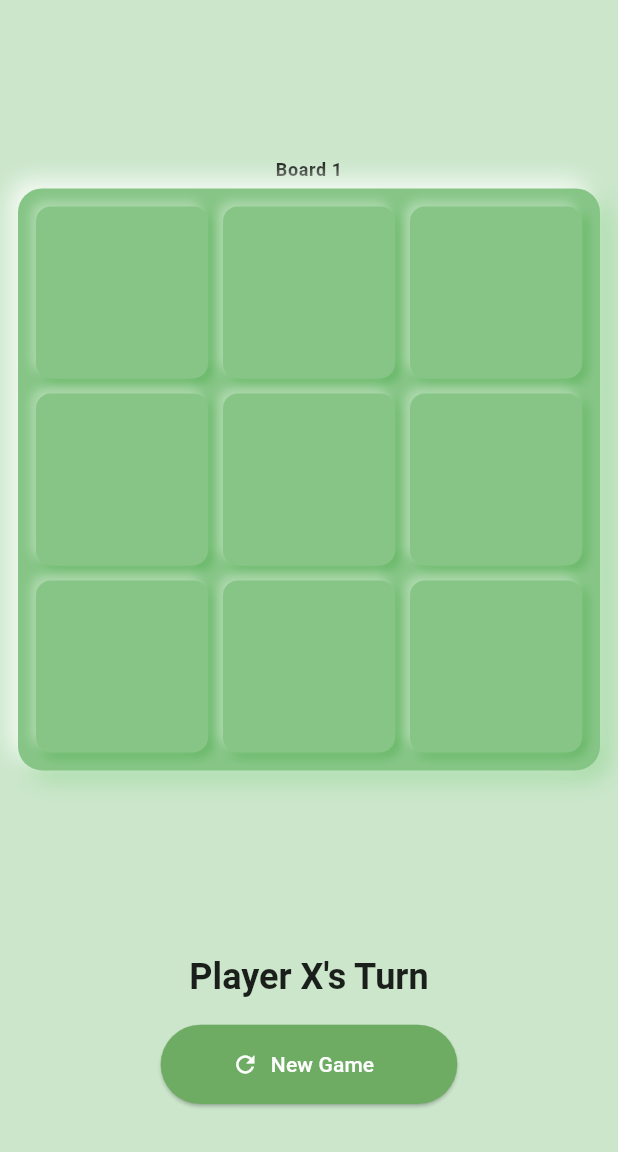
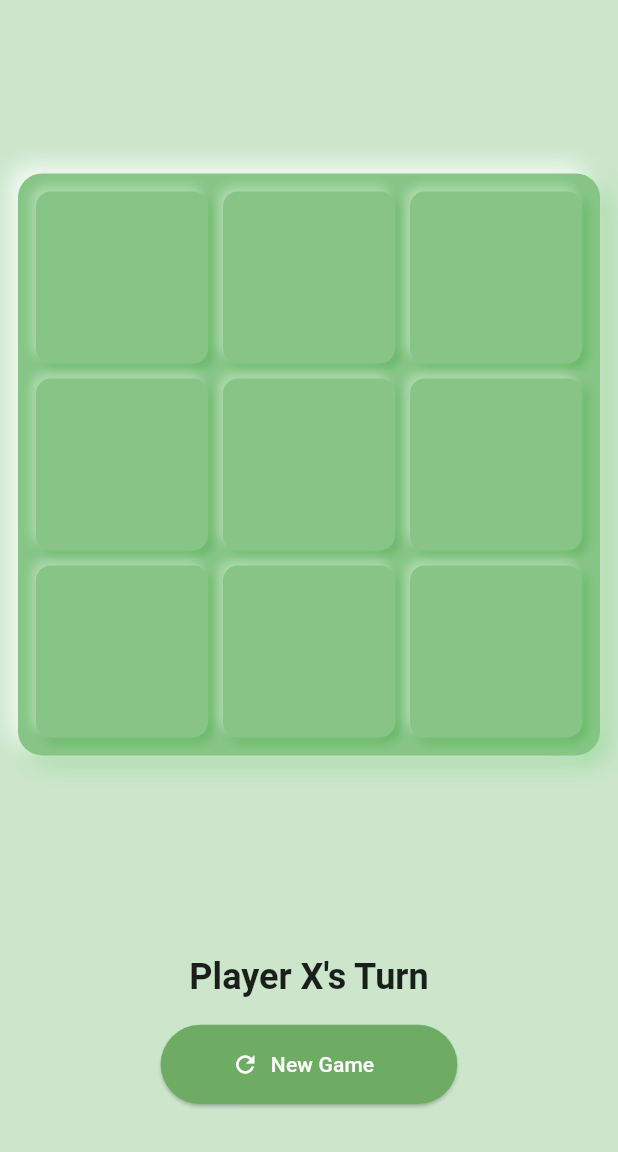
Before and after one commit to KMunyede/ultimate-tic-tac-toe, a Flutter app: the screen it shows after launch, on a phone screen of 412 x 824 dp, the part 84-1236 px from its top. Run offline on Flutter 3.47's test engine with Material 3 defaults, Android fonts, the phone set to English and light mode, and no system bars; our stand-ins replace audioplayers, cloud_functions, firebase_core, flutter_dotenv, sensors_plus, shared_preferences; missing offline and left inert: window_manager; accounts and stored records are empty; generated files the repository leaves out were written again.

Commit message:
- Vanilla 0.1.0.140226_1824 - Improved UI and Win effects

```diff
--- a/lib/widgets/board_widget.dart
+++ b/lib/widgets/board_widget.dart
@@ -18,6 +18,7 @@ class BoardWidget extends StatefulWidget {
 }
 
 class _BoardWidgetState extends State<BoardWidget> {
+  // We keep the variables to avoid breaking existing logic, but they won't affect the UI anymore
   double xRotation = 0;
   double yRotation = 0;
   StreamSubscription<AccelerometerEvent>? _subscription;
@@ -25,6 +26,7 @@ class _BoardWidgetState extends State<BoardWidget> {
   @override
   void initState() {
     super.initState();
+    // Accelerometer still runs, but we've removed the transform to avoid the 3D slant
     _subscription = accelerometerEventStream().listen((AccelerometerEvent event) {
       if (mounted) {
         setState(() {
@@ -51,12 +53,21 @@ class _BoardWidgetState extends State<BoardWidget> {
     final hsl = HSLColor.fromColor(themeBgColor);
     final boardColor = hsl.withLightness((hsl.lightness - 0.20).clamp(0.0, 1.0)).toColor();
 
-    return Transform(
-      transform: Matrix4.identity()
-        ..setEntry(3, 2, 0.001)
-        ..rotateX(xRotation)
-        ..rotateY(yRotation),
-      alignment: FractionalOffset.center,
+    return TweenAnimationBuilder<double>(
+      key: ValueKey(board.winner),
+      tween: Tween(begin: 0.0, end: 1.0),
+      duration: const Duration(milliseconds: 300),
+      curve: Curves.easeInOut,
+      builder: (context, value, child) {
+        final double shakeOffset = (board.winner != null && value < 1.0)
+            ? sin(value * pi * 2) * 12.0
+            : 0.0;
+
+        return Transform.translate(
+          offset: Offset(shakeOffset, 0),
+          child: child, // Removed the 3D Perspective Transform here
+        );
+      },
       child: Stack(
         children: [
           Container(
@@ -66,12 +77,12 @@ class _BoardWidgetState extends State<BoardWidget> {
               boxShadow: [
                 BoxShadow(
                   color: NeumorphicColors.getDarkShadow(themeBgColor),
-                  offset: Offset(6 + (yRotation * 10), 6 + (xRotation * 10)),
+                  offset: const Offset(6, 6), // Static shadows for a cleaner look
                   blurRadius: 12,
                 ),
                 BoxShadow(
                   color: NeumorphicColors.getLightShadow(themeBgColor),
-                  offset: Offset(-6 + (yRotation * 10), -6 + (xRotation * 10)),
+                  offset: const Offset(-6, -6),
                   blurRadius: 12,
                 ),
               ],
@@ -92,8 +103,6 @@ class _BoardWidgetState extends State<BoardWidget> {
                   onTap: () => controller.makeMove(widget.boardIndex, cellIndex),
                   player: cellValue,
                   baseColor: boardColor,
-                  xTilt: xRotation,
-                  yTilt: yRotation,
                 );
               },
             ),
@@ -204,16 +213,12 @@ class NeumorphicCell extends StatelessWidget {
   final VoidCallback onTap;
   final Player player;
   final Color baseColor;
-  final double xTilt;
-  final double yTilt;
 
   const NeumorphicCell({
     super.key,
     required this.onTap,
     required this.player,
     required this.baseColor,
-    required this.xTilt,
-    required this.yTilt,
   });
 
   @override
@@ -227,12 +232,12 @@ class NeumorphicCell extends StatelessWidget {
           boxShadow: [
             BoxShadow(
               color: NeumorphicColors.getDarkShadow(baseColor),
-              offset: Offset(3 + (yTilt * 20), 3 + (xTilt * 20)),
+              offset: const Offset(3, 3),
               blurRadius: 5,
             ),
             BoxShadow(
               color: NeumorphicColors.getLightShadow(baseColor),
-              offset: Offset(-3 + (yTilt * 20), -3 + (xTilt * 20)),
+              offset: const Offset(-3, -3),
               blurRadius: 5,
             ),
           ],
--- a/lib/widgets/game_board.dart
+++ b/lib/widgets/game_board.dart
@@ -17,15 +17,16 @@ class MultiBoardView extends StatelessWidget {
 
         if (count == 0) return const SizedBox.shrink();
 
-        return TweenAnimationBuilder<double>(
+        return Stack(
+          children: [
+            TweenAnimationBuilder<double>(
               key: ValueKey(controller.shakeCounter),
               tween: Tween(begin: 0.0, end: 1.0),
               duration: const Duration(milliseconds: 300),
               curve: Curves.easeInOut,
               builder: (context, value, child) {
-            // A single horizontal oscillation (0 -> 1 -> 0 -> -1 -> 0)
+                // Global horizontal jolt
                 final double shakeOffset = sin(value * pi * 2) * 12.0;
-
                 return Transform.translate(
                   offset: Offset(shakeOffset, 0),
                   child: child,
@@ -35,7 +36,7 @@ class MultiBoardView extends StatelessWidget {
                 builder: (context, constraints) {
                   const double spacing = 16.0;
                   const double padding = 12.0;
-              const double labelAreaHeight = 28.0;
+                  const double labelAreaHeight = 0.0;
 
                   final int itemsPerRow;
                   if (count == 1) {
@@ -67,7 +68,11 @@ class MultiBoardView extends StatelessWidget {
                       final int boardIndex = i + j;
                       if (boardIndex < count) {
                         rowChildren.add(
-                      _buildBoard(context, boardIndex, 'Board ${boardIndex + 1}', boardSize),
+                          FlyInWrapper(
+                            key: ValueKey('flyin_${boards[boardIndex].hashCode}_$boardIndex'),
+                            index: boardIndex,
+                            child: _buildBoard(context, boardIndex, boardSize),
+                          ),
                         );
                       }
                     }
@@ -104,31 +109,214 @@ class MultiBoardView extends StatelessWidget {
                   );
                 },
               ),
+            ),
+            if (controller.isOverallGameOver && controller.matchWinner != null)
+              const Positioned.fill(
+                child: ConfettiOverlay(),
+              ),
+          ],
         );
       },
     );
   }
 
-  Widget _buildBoard(BuildContext context, int index, String label, double size) {
+  Widget _buildBoard(BuildContext context, int index, double size) {
     return SizedBox(
       width: size,
-      child: Column(
-        mainAxisSize: MainAxisSize.min,
-        children: [
-          Text(
-            label,
-            style: Theme.of(context).textTheme.bodySmall?.copyWith(
-                  fontWeight: FontWeight.bold,
-                  fontSize: 12,
-                ),
-          ),
-          const SizedBox(height: 4),
-          AspectRatio(
+      child: AspectRatio(
         aspectRatio: 1,
         child: BoardWidget(boardIndex: index),
-          ),
-        ],
       ),
     );
   }
 }
+
+class FlyInWrapper extends StatefulWidget {
+  final Widget child;
+  final int index;
+
+  const FlyInWrapper({super.key, required this.child, required this.index});
+
+  @override
+  State<FlyInWrapper> createState() => _FlyInWrapperState();
+}
+
+class _FlyInWrapperState extends State<FlyInWrapper> with SingleTickerProviderStateMixin {
+  late AnimationController _controller;
+  late Animation<Offset> _slideAnimation;
+  late Animation<double> _fadeAnimation;
+
+  @override
+  void initState() {
+    super.initState();
+    _controller = AnimationController(
+      vsync: this,
+      duration: const Duration(milliseconds: 800),
+    );
+
+    final double startOffsetX = widget.index % 2 == 0 ? -1.5 : 1.5;
+
+    _slideAnimation = Tween<Offset>(
+      begin: Offset(startOffsetX, 0.0),
+      end: Offset.zero,
+    ).animate(CurvedAnimation(
+      parent: _controller,
+      curve: Curves.easeOutBack, // Functionally identical to backOut
+    ));
+
+    _fadeAnimation = Tween<double>(
+      begin: 0.0,
+      end: 1.0,
+    ).animate(CurvedAnimation(
+      parent: _controller,
+      curve: Curves.easeIn,
+    ));
+
+    Future.delayed(Duration(milliseconds: widget.index * 100), () {
+      if (mounted) {
+        _controller.forward();
+      }
+    });
+  }
+
+  @override
+  void dispose() {
+    _controller.dispose();
+    super.dispose();
+  }
+
+  @override
+  Widget build(BuildContext context) {
+    return FadeTransition(
+      opacity: _fadeAnimation,
+      child: SlideTransition(
+        position: _slideAnimation,
+        child: widget.child,
+      ),
+    );
+  }
+}
+
+class ConfettiOverlay extends StatefulWidget {
+  const ConfettiOverlay({super.key});
+
+  @override
+  State<ConfettiOverlay> createState() => _ConfettiOverlayState();
+}
+
+class _ConfettiOverlayState extends State<ConfettiOverlay> with SingleTickerProviderStateMixin {
+  late AnimationController _controller;
+  final List<_ConfettiPiece> _pieces = [];
+  final Random _random = Random();
+
+  final List<Color> _colors = [
+    Colors.red,
+    Colors.yellow,
+    Colors.pink,
+    Colors.blue,
+    Colors.green,
+    Colors.purple,
+  ];
+
+  @override
+  void initState() {
+    super.initState();
+    _controller = AnimationController(
+      vsync: this,
+      duration: const Duration(seconds: 4),
+    )..addListener(() {
+        setState(() {
+          for (var piece in _pieces) {
+            piece.update(_controller.value);
+          }
+        });
+      });
+
+    _initConfetti();
+    _controller.repeat();
+  }
+
+  void _initConfetti() {
+    for (int i = 0; i < 100; i++) {
+      _pieces.add(_ConfettiPiece(
+        color: _colors[_random.nextInt(_colors.length)],
+        x: _random.nextDouble(),
+        y: _random.nextDouble() * -1.0,
+        size: _random.nextDouble() * 8 + 4,
+        rotation: _random.nextDouble() * 2 * pi,
+        speed: _random.nextDouble() * 2 + 1,
+        drift: (_random.nextDouble() - 0.5) * 0.2,
+      ));
+    }
+  }
+
+  @override
+  void dispose() {
+    _controller.dispose();
+    super.dispose();
+  }
+
+  @override
+  Widget build(BuildContext context) {
+    return IgnorePointer(
+      child: CustomPaint(
+        painter: _ConfettiPainter(pieces: _pieces),
+      ),
+    );
+  }
+}
+
+class _ConfettiPiece {
+  final Color color;
+  final double size;
+  final double speed;
+  final double drift;
+  double x;
+  double y;
+  double rotation;
+
+  _ConfettiPiece({
+    required this.color,
+    required this.x,
+    required this.y,
+    required this.size,
+    required this.rotation,
+    required this.speed,
+    required this.drift,
+  });
+
+  void update(double progress) {
+    y += 0.01 * speed;
+    x += drift;
+    rotation += 0.1;
+    if (y > 1.0) {
+      y = -0.1;
+      x = Random().nextDouble();
+    }
+  }
+}
+
+class _ConfettiPainter extends CustomPainter {
+  final List<_ConfettiPiece> pieces;
+
+  _ConfettiPainter({required this.pieces});
+
+  @override
+  void paint(Canvas canvas, Size size) {
+    final paint = Paint();
+    for (var piece in pieces) {
+      paint.color = piece.color;
+      canvas.save();
+      canvas.translate(piece.x * size.width, piece.y * size.height);
+      canvas.rotate(piece.rotation);
+      canvas.drawRect(
+        Rect.fromCenter(center: Offset.zero, width: piece.size, height: piece.size * 0.6),
+        paint,
+      );
+      canvas.restore();
+    }
+  }
+
+  @override
+  bool shouldRepaint(covariant CustomPainter oldDelegate) => true;
+}
```
Also changed, not shown: lib/game_controller.dart (+4 -24 lines). Lines whose indentation alone changed are shown as unchanged.
